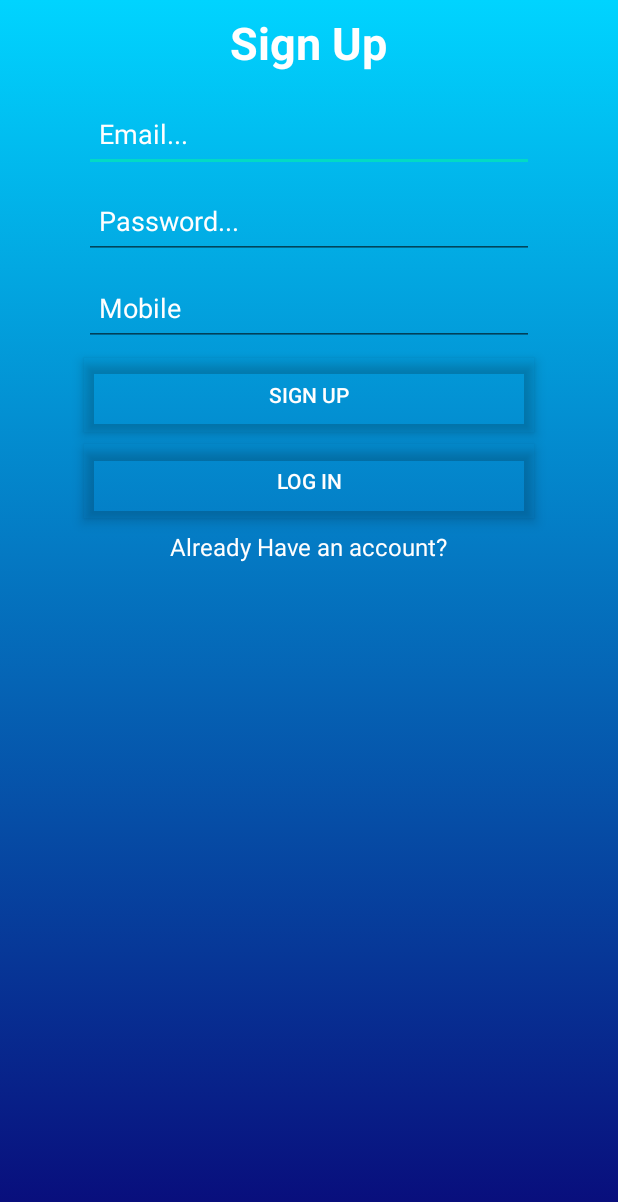
After one commit to 17BTCS023/Even_To, an Android app: the layout activity_sign_up.xml on its own in the app's theme, with its tools: preview values and no code run, on a phone screen of 412 x 824 dp. The commit adds this screen. Shown: the top 1202 px of the screen. Run offline under Robolectric (Android 15) with nearby library versions, the phone set to English and light mode, and no system bars.

Commit message:
Log in & Sign Up Completed:(one time login using firebaseAuth and SharedPref)

```diff
--- a/app/build.gradle
+++ b/app/build.gradle
@@ -1,4 +1,5 @@
 apply plugin: 'com.android.application'
+apply plugin: 'com.google.gms.google-services'
 
 android {
     compileSdkVersion 28
@@ -28,6 +29,7 @@ dependencies {
 
     implementation 'androidx.appcompat:appcompat:1.1.0'
     implementation 'androidx.constraintlayout:constraintlayout:1.1.3'
+    implementation 'com.google.firebase:firebase-auth:19.3.0'
     testImplementation 'junit:junit:4.12'
     androidTestImplementation 'androidx.test.ext:junit:1.1.1'
     androidTestImplementation 'androidx.test.espresso:espresso-core:3.2.0'
--- /dev/null
+++ b/app/src/main/res/drawable/background_login.xml
@@ -0,0 +1,13 @@
+<?xml version="1.0" encoding="utf-8"?>
+<selector xmlns:android="http://schemas.android.com/apk/res/android">
+    <item>
+        <shape>
+            <gradient
+                android:angle="90"
+                android:startColor="#090979"
+                android:endColor="#00d4ff"
+                android:type="linear"
+                />
+        </shape>
+    </item>
+</selector>
--- /dev/null
+++ b/app/src/main/res/layout/activity_sign_up.xml
@@ -0,0 +1,104 @@
+<?xml version="1.0" encoding="utf-8"?>
+<LinearLayout xmlns:android="http://schemas.android.com/apk/res/android"
+    xmlns:app="http://schemas.android.com/apk/res-auto"
+    xmlns:tools="http://schemas.android.com/tools"
+    android:layout_width="match_parent"
+    android:layout_height="match_parent"
+    android:background="@drawable/background_login"
+    tools:context=".login_signup.SignUpActivity"
+    android:orientation="vertical"
+    >
+
+
+    <TextView
+        android:id="@+id/textView2"
+        android:layout_width="wrap_content"
+        android:layout_height="wrap_content"
+        android:layout_marginTop="@dimen/top_padding_login_signup_activities"
+        android:layout_marginBottom="@dimen/bottom_padding_login_signup_activities"
+        android:text="Sign Up"
+        android:textAlignment="center"
+        android:textColor="@color/white"
+        android:textSize="30sp"
+        android:textStyle="bold"
+        android:layout_gravity="center_horizontal" />
+
+    <EditText
+        android:id="@+id/etEmalName"
+        android:layout_width="300dp"
+        android:layout_height="50dp"
+        android:hint="Email..."
+        android:importantForAutofill="no"
+        android:paddingLeft="10dp"
+        android:paddingTop="10dp"
+        android:textColor="@color/white"
+        android:textColorHint="@color/white"
+        android:layout_marginTop="@dimen/top_padding_for_textView"
+        android:layout_gravity="center_horizontal" />
+
+    <EditText
+        android:id="@+id/etPassword"
+        android:layout_width="300dp"
+        android:layout_height="50dp"
+        android:hint="Password..."
+        android:importantForAutofill="no"
+        android:inputType="textPassword"
+        android:paddingLeft="10dp"
+        android:paddingTop="10dp"
+        android:textColor="@color/white"
+        android:textColorHint="@color/white"
+        android:layout_marginTop="@dimen/top_padding_for_textView"
+        android:layout_gravity="center_horizontal"/>
+    <EditText
+        android:id="@+id/etPhoneNumber"
+        android:layout_width="300dp"
+        android:layout_height="50dp"
+        android:hint="Mobile "
+        android:importantForAutofill="yes"
+        android:inputType="phone"
+        android:paddingLeft="10dp"
+        android:paddingTop="10dp"
+        android:textColor="@color/white"
+        android:textColorHint="@color/white"
+        android:layout_marginTop="@dimen/top_padding_for_textView"
+        android:layout_gravity="center_horizontal"/>
+
+
+
+    <Button
+        android:id="@+id/btnSignUp"
+        android:layout_width="300dp"
+        android:layout_height="49dp"
+        android:background="#00FFFFFF"
+        android:elevation="5dp"
+        android:outlineProvider="bounds"
+        android:stateListAnimator="@android:anim/fade_out"
+        android:text="Sign Up"
+        android:textColor="@color/white"
+        android:layout_marginTop="@dimen/top_padding_for_textView"
+        android:layout_gravity="center_horizontal"/>
+
+
+    <Button
+        android:id="@+id/btnGoBackToLogIN"
+        android:layout_width="300dp"
+        android:layout_height="49dp"
+        android:background="#00FFFFFF"
+        android:elevation="5dp"
+        android:outlineProvider="bounds"
+        android:stateListAnimator="@android:anim/fade_out"
+        android:text="Log In"
+        android:textColor="@color/white"
+        android:layout_marginTop="@dimen/top_padding_for_textView"
+        android:layout_gravity="center_horizontal" />
+    <TextView
+        android:id="@+id/textViewHaveAccount"
+        android:layout_width="wrap_content"
+        android:layout_height="wrap_content"
+        android:text="Already Have an account?"
+        android:textColor="@color/white"
+        android:textSize="16sp"
+        android:layout_marginTop="@dimen/top_padding_for_textView"
+        android:layout_gravity="center_horizontal"/>
+
+</LinearLayout>
--- a/build.gradle
+++ b/build.gradle
@@ -9,6 +9,7 @@ buildscript {
     }
     dependencies {
         classpath 'com.android.tools.build:gradle:3.6.2'
+        classpath 'com.google.gms:google-services:4.3.3'
 
 
         // NOTE: Do not place your application dependencies here; they belong
```
Also changed, not shown: app/src/main/java/com/example/even_to/MainActivity.java (+10 -0 lines), app/src/main/java/com/example/even_to/Utils/SharedPref.java (added, +63 -0 lines), app/src/main/java/com/example/even_to/login_signup/LoginActivity.java (added, +124 -0 lines), app/src/main/java/com/example/even_to/login_signup/SignUpActivity.java (added, +95 -0 lines), app/src/main/res/layout/activity_login.xml (added, +109 -0 lines).
